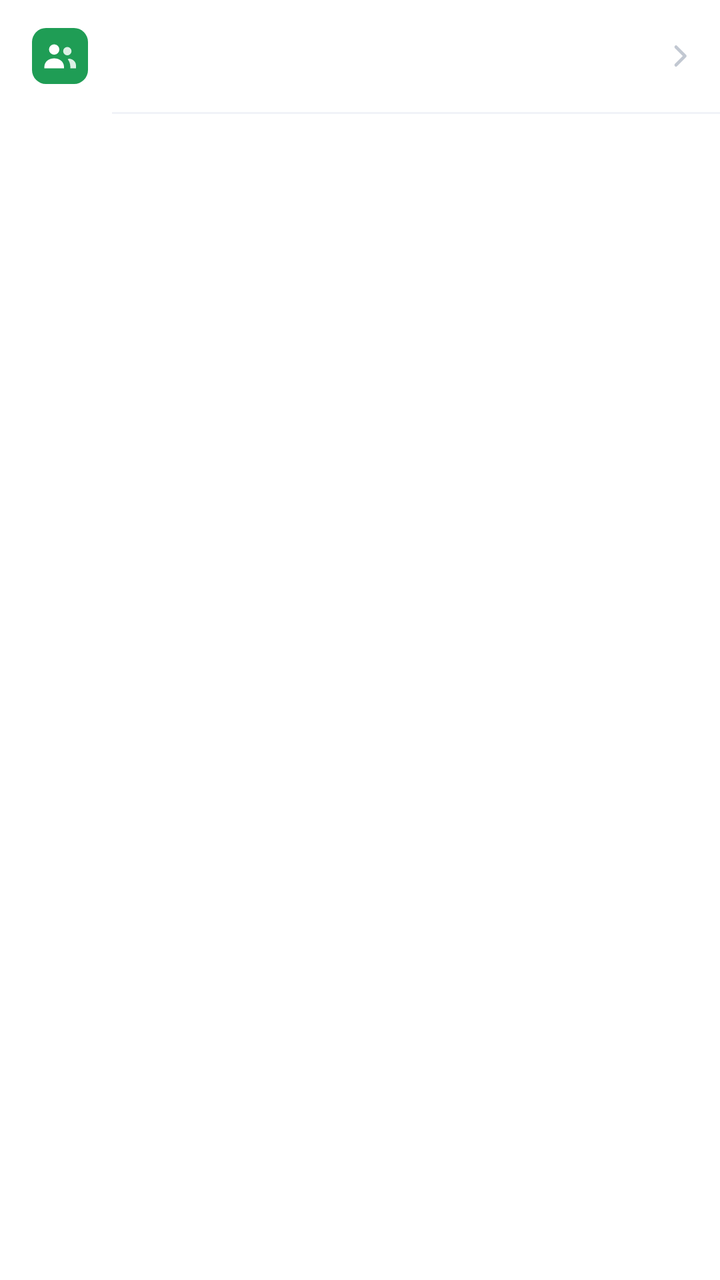
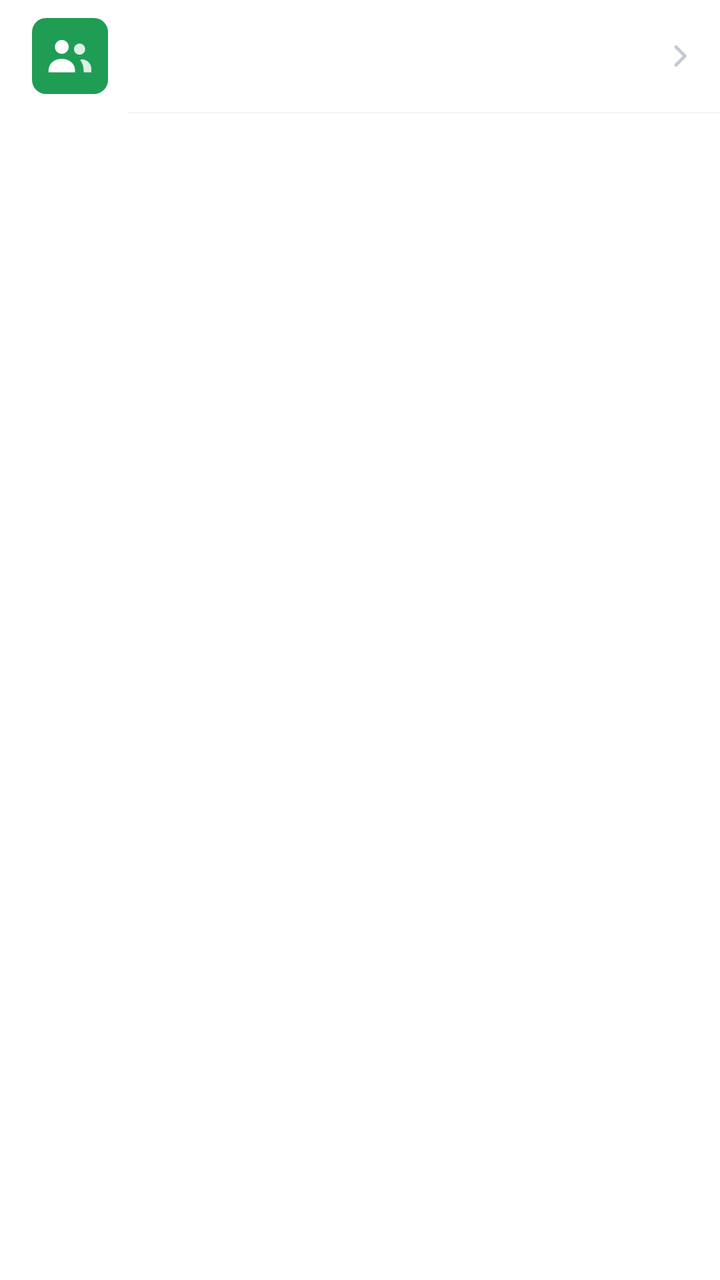

An Android layout rendered at two revisions. The XML below is the earlier revision; the diff shows what the commit changed to produce the second picture.
<!-- AndroidManifest.xml: application theme Theme.ChatMobile -->
<!-- res/layout/item_entry.xml -->
<?xml version="1.0" encoding="utf-8"?>
<LinearLayout xmlns:android="http://schemas.android.com/apk/res/android"
    android:layout_width="match_parent" android:layout_height="wrap_content"
    android:orientation="vertical" android:background="@color/surface">

    <LinearLayout android:id="@+id/tappable"
        android:layout_width="match_parent" android:layout_height="wrap_content"
        android:minHeight="56dp" android:orientation="horizontal" android:gravity="center_vertical"
        android:background="?attr/selectableItemBackground"
        android:paddingStart="16dp" android:paddingEnd="12dp">

        <FrameLayout android:layout_width="28dp" android:layout_height="28dp">
            <View android:layout_width="28dp" android:layout_height="28dp"
                android:background="@drawable/sq_group" />
            <ImageView android:layout_width="20dp" android:layout_height="20dp"
                android:layout_gravity="center"
                android:src="@drawable/ic_group" android:contentDescription="" />
        </FrameLayout>

        <TextView android:id="@+id/label"
            android:layout_width="0dp" android:layout_height="wrap_content"
            android:layout_weight="1" android:layout_marginStart="12dp"
            android:textSize="16sp" android:textColor="@color/ink" />

        <TextView android:id="@+id/value"
            android:layout_width="wrap_content" android:layout_height="wrap_content"
            android:textSize="15sp" android:textColor="@color/ink_dim" />

        <ImageView android:id="@+id/chev"
            android:layout_width="16dp" android:layout_height="16dp"
            android:layout_marginStart="6dp"
            android:src="@drawable/chevron_right" android:contentDescription="" />
    </LinearLayout>

    <View android:id="@+id/line"
        android:layout_width="match_parent" android:layout_height="1dp"
        android:layout_marginStart="56dp"
        android:background="@color/line_soft" />
</LinearLayout>
<!-- resources referenced by this layout -->
<resources>
  <color name="ink">#1B2434</color>
  <color name="ink_dim">#69788F</color>
  <color name="line_soft">#F1F3F8</color>
  <color name="surface">@color/nb_bg_1</color>
  <!-- drawable chevron_right (drawable) -->
  <?xml version="1.0" encoding="utf-8"?>
  <vector xmlns:android="http://schemas.android.com/apk/res/android"
      android:width="16dp" android:height="16dp"
      android:viewportWidth="16" android:viewportHeight="16">
      
      <path android:strokeColor="#C2C8D2" android:strokeWidth="1.6"
          android:strokeLineCap="round" android:strokeLineJoin="round"
          android:pathData="M6,3.5 L10.5,8 L6,12.5" />
  </vector>
  <!-- drawable ic_group (drawable) -->
  <?xml version="1.0" encoding="utf-8"?>
  <vector xmlns:android="http://schemas.android.com/apk/res/android"
      android:width="24dp" android:height="24dp"
      android:viewportWidth="24" android:viewportHeight="24">
      <path android:fillColor="#FFFFFF"
          android:pathData="M8.5,11.2a3.1,3.1 0,1 0,0 -6.2,3.1 3.1,0 0,0 0,6.2z" />
      <path android:fillColor="#FFFFFF"
          android:pathData="M2.6,18.6c0,-3.1 2.6,-5.2 5.9,-5.2s5.9,2.1 5.9,5.2v0.8h-11.8z" />
      <path android:fillColor="#FFFFFF" android:fillAlpha="0.85"
          android:pathData="M16.4,11.6a2.5,2.5 0,1 0,0 -5,2.5 2.5,0 0,0 0,5z" />
      <path android:fillColor="#FFFFFF" android:fillAlpha="0.85"
          android:pathData="M17.6,13.6c2.3,0.3 4,1.9 4,4.2v1.6h-3.4v-0.8c0,-1.9 -0.6,-3.5 -1.6,-4.7z" />
  </vector>
  <!-- drawable sq_group (drawable) -->
  <?xml version="1.0" encoding="utf-8"?>
  <shape xmlns:android="http://schemas.android.com/apk/res/android" android:shape="rectangle">
      <solid android:color="@color/ok" />
      <corners android:radius="7dp" />
  </shape>
  <style name="Theme.ChatMobile" parent="Theme.AppCompat.Light.NoActionBar" />
  <color name="nb_bg_1">#FFFFFF</color>
  <color name="ok">#1F9D55</color>
</resources>

<!-- the commit's change to res/layout/item_entry.xml (unified diff, before → after) -->
@@ -9,17 +9,18 @@
         android:background="?attr/selectableItemBackground"
         android:paddingStart="16dp" android:paddingEnd="12dp">
 
-        <FrameLayout android:layout_width="28dp" android:layout_height="28dp">
-            <View android:layout_width="28dp" android:layout_height="28dp"
+        
+        <FrameLayout android:layout_width="38dp" android:layout_height="38dp">
+            <View android:layout_width="38dp" android:layout_height="38dp"
                 android:background="@drawable/sq_group" />
-            <ImageView android:layout_width="20dp" android:layout_height="20dp"
+            <ImageView android:layout_width="27dp" android:layout_height="27dp"
                 android:layout_gravity="center"
                 android:src="@drawable/ic_group" android:contentDescription="" />
         </FrameLayout>
 
         <TextView android:id="@+id/label"
             android:layout_width="0dp" android:layout_height="wrap_content"
-            android:layout_weight="1" android:layout_marginStart="12dp"
+            android:layout_weight="1" android:layout_marginStart="10dp"
             android:textSize="16sp" android:textColor="@color/ink" />
 
         <TextView android:id="@+id/value"
@@ -33,7 +34,7 @@
     </LinearLayout>
 
     <View android:id="@+id/line"
-        android:layout_width="match_parent" android:layout_height="1dp"
-        android:layout_marginStart="56dp"
+        android:layout_width="match_parent" android:layout_height="0.5dp"
+        android:layout_marginStart="64dp"
         android:background="@color/line_soft" />
 </LinearLayout>
